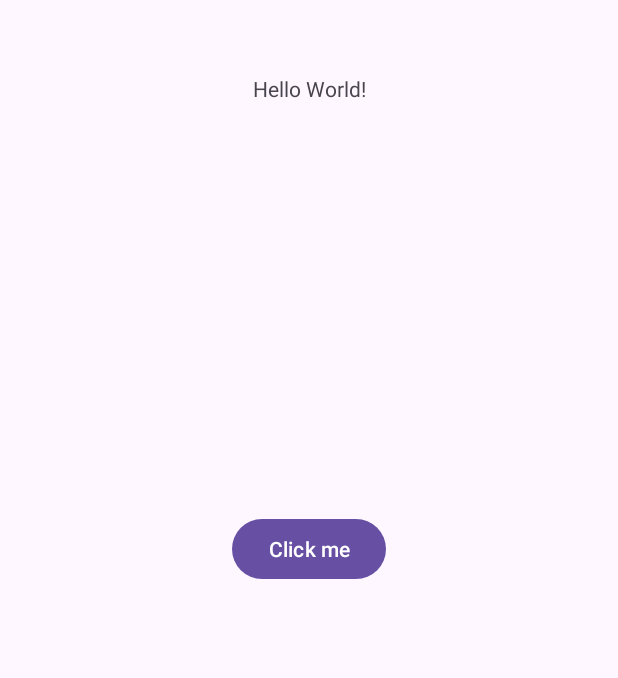
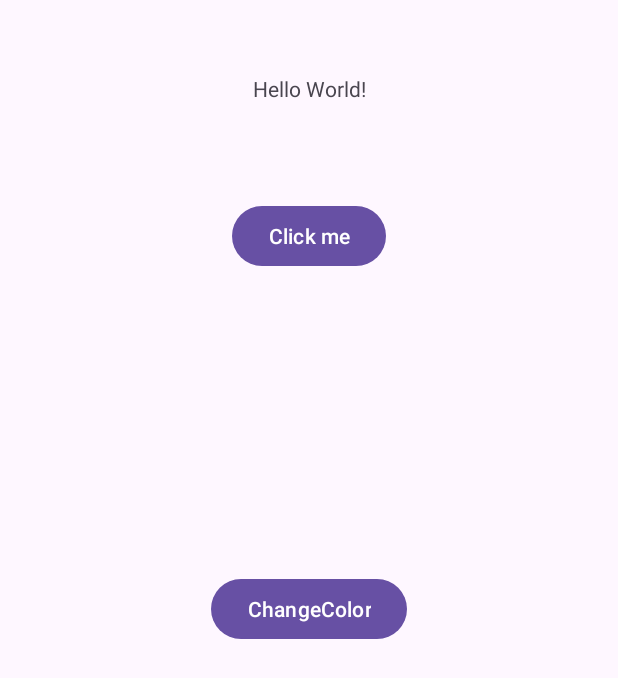
Before and after one commit to SamuelVU22/MADT_Lab1, an Android app: the screen it shows after launch (MainActivity), on a phone screen of 412 x 824 dp. Shown: the top 678 px of the screen. Run offline under Robolectric (Android 15) with nearby library versions, the phone set to English and light mode, and no system bars.

Commit message:
Add a second button to change the colour

```diff
--- a/app/src/main/java/com/example/lab1/MainActivity.java
+++ b/app/src/main/java/com/example/lab1/MainActivity.java
@@ -1,5 +1,6 @@
 package com.example.lab1;
 
+import android.graphics.Color;
 import android.os.Bundle;
 import android.view.View;
 import android.widget.TextView;
@@ -29,4 +30,10 @@ public class MainActivity extends AppCompatActivity {
         TextView tvChangeText = findViewById(R.id.tvChangeText);
         tvChangeText.setText("You have just click on the button");
     }
+
+    public void onBtnChangeColour(View view) {
+        TextView tvChangeText = findViewById(R.id.tvChangeText);
+        tvChangeText.setTextColor(Color.parseColor("#FFFAAA"));
+
+    }
 }
--- a/app/src/main/res/layout/activity_main.xml
+++ b/app/src/main/res/layout/activity_main.xml
@@ -22,13 +22,26 @@
         android:id="@+id/btnChangeText"
         android:layout_width="wrap_content"
         android:layout_height="wrap_content"
+        android:onClick="onBtnChangeTextClick"
         android:text="@string/click_me"
-        android:onClick="onBtnChangeTextClick"
         app:layout_constraintBottom_toBottomOf="parent"
         app:layout_constraintEnd_toEndOf="parent"
         app:layout_constraintStart_toStartOf="parent"
         app:layout_constraintTop_toBottomOf="@+id/tvChangeText"
-        app:layout_constraintVertical_bias="0.386"
-        tools:ignore="OnClick" />
+        app:layout_constraintVertical_bias="0.091"
+        tools:ignore="OnClick,UsingOnClickInXml" />
+
+    <Button
+        android:id="@+id/btnChangeColor"
+        android:layout_width="wrap_content"
+        android:layout_height="wrap_content"
+        android:onClick="onBtnChangeColour"
+        android:text="@string/changecolor"
+        app:layout_constraintBottom_toBottomOf="parent"
+        app:layout_constraintEnd_toEndOf="parent"
+        app:layout_constraintStart_toStartOf="parent"
+        app:layout_constraintTop_toBottomOf="@+id/btnChangeText"
+        app:layout_constraintVertical_bias="0.337"
+        tools:ignore="MissingConstraints,UsingOnClickInXml" />
 
 </androidx.constraintlayout.widget.ConstraintLayout>
--- a/app/src/main/res/values/strings.xml
+++ b/app/src/main/res/values/strings.xml
@@ -1,4 +1,5 @@
 <resources>
     <string name="app_name">Lab1</string>
     <string name="click_me">Click me</string>
+    <string name="changecolor">ChangeColor</string>
 </resources>
```
